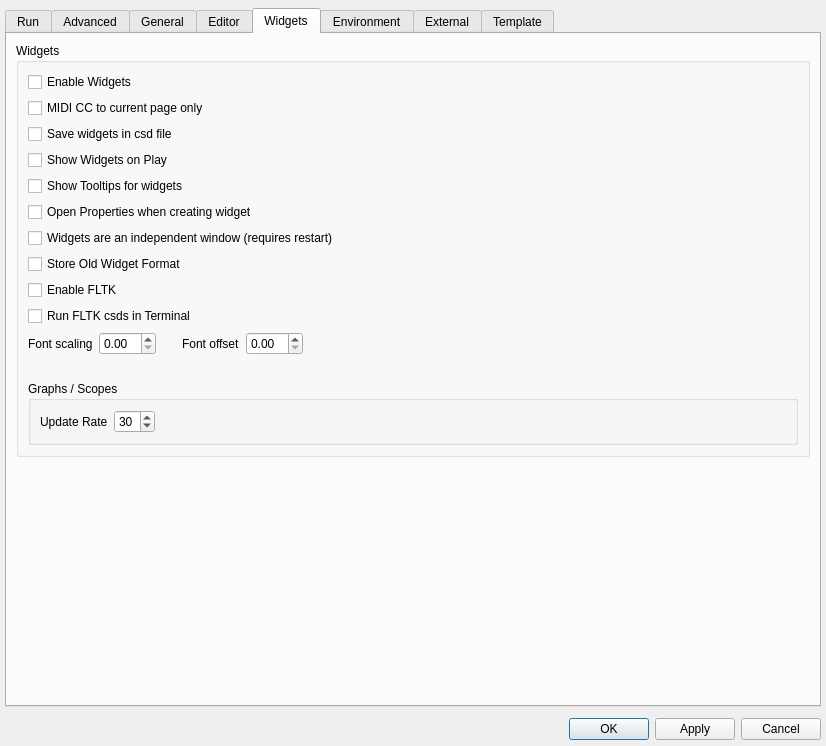
Old version of the form src/configdialog.ui in the repository CsoundQt/CsoundQt.
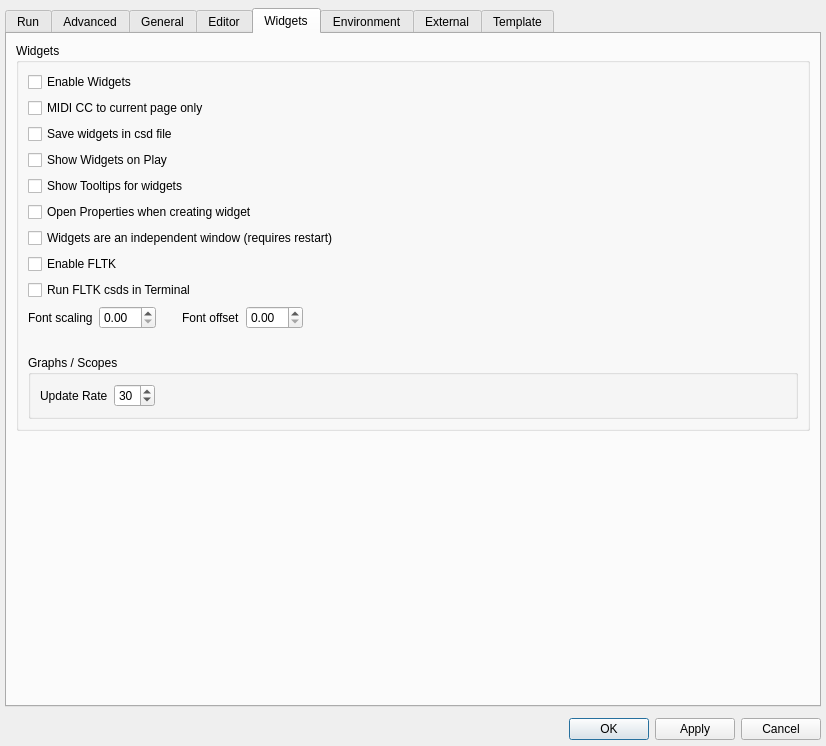
New version of the form. The open tabs and pages were chosen to show the change.

Commit message: Drop legacy MacCsound widget format; rework editor indentation

```diff
--- a/src/configdialog.ui
+++ b/src/configdialog.ui
@@ -2371,16 +2371,6 @@
                   </property>
                  </widget>
                 </item>
-                <item>
-                 <widget class="QCheckBox" name="oldFormatCheckBox">
-                  <property name="toolTip">
-                   <string>Store old widget format section in csd file, to allow older versions of CsoundQt to load most of the widget characteristics from the file</string>
-                  </property>
-                  <property name="text">
-                   <string>Store Old Widget Format</string>
-                  </property>
-                 </widget>
-                </item>
                 <item>
                  <widget class="QCheckBox" name="enableFLTKCheckBox">
                   <property name="toolTip">
```
The commit also changes 60 other files.
